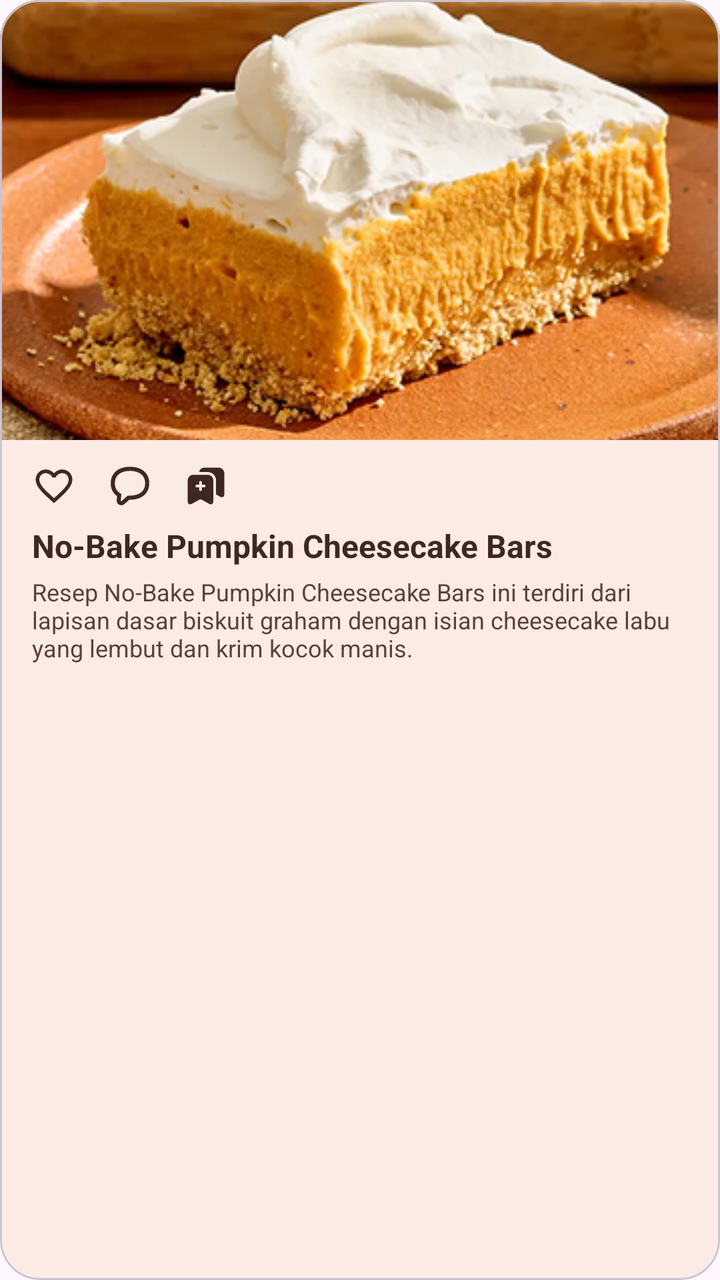
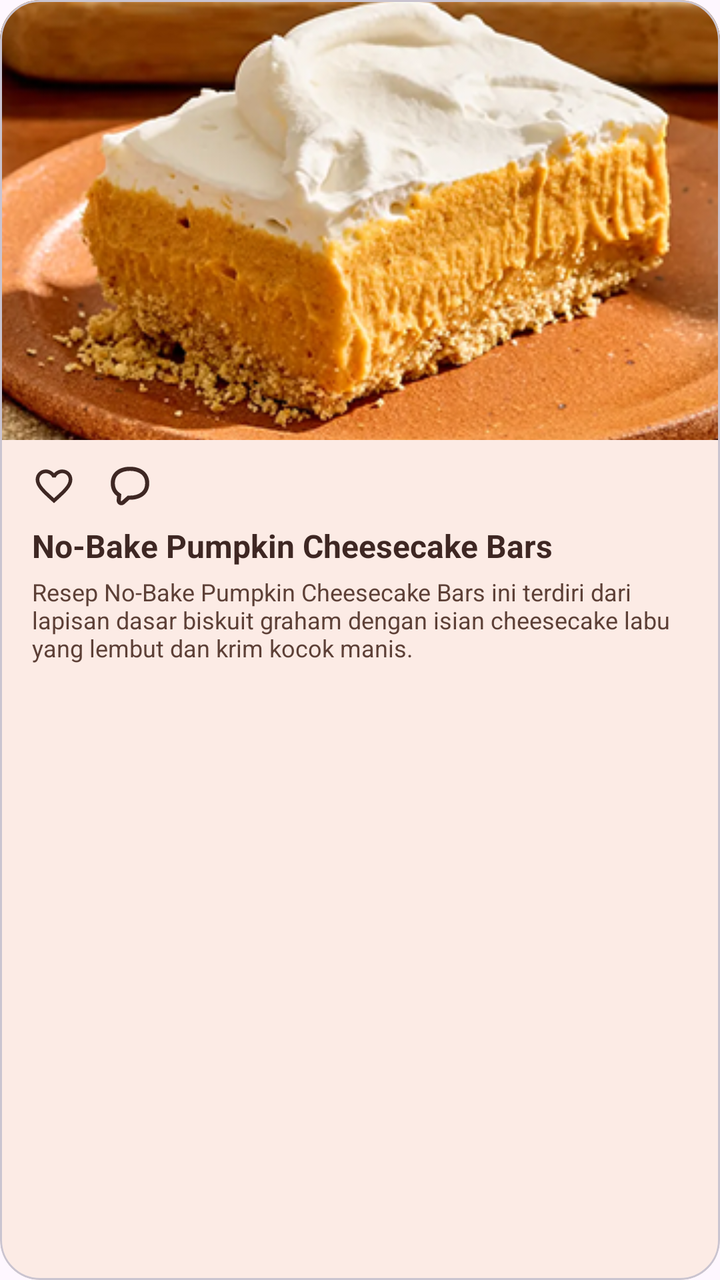

Two renders of the same Android screen: before a commit and after it. Below are the layout's source before the change and the commit's diff.
<!-- AndroidManifest.xml: application theme Theme.Bakerys -->
<!-- res/layout/item_jelajah_card.xml -->
<?xml version="1.0" encoding="utf-8"?>
<com.google.android.material.card.MaterialCardView
    xmlns:android="http://schemas.android.com/apk/res/android"
    xmlns:app="http://schemas.android.com/apk/res-auto"
    android:layout_width="match_parent"
    android:layout_height="wrap_content"
    android:layout_marginBottom="16dp"
    app:cardBackgroundColor="#FCEBE5"
    app:cardCornerRadius="20dp"
    app:cardElevation="0dp">

    <LinearLayout
        android:layout_width="match_parent"
        android:layout_height="wrap_content"
        android:orientation="vertical"
        android:paddingBottom="16dp">

        
        <ImageView
            android:id="@+id/ivJelajahThumb"
            android:layout_width="match_parent"
            android:layout_height="220dp"
            android:contentDescription="Foto Resep"
            android:scaleType="centerCrop"
            android:src="@drawable/no_bake_pumpkin_cheesecake_bars" />

        
        <LinearLayout
            android:layout_width="match_parent"
            android:layout_height="wrap_content"
            android:gravity="center_vertical"
            android:orientation="horizontal"
            android:paddingHorizontal="16dp"
            android:paddingTop="12dp"
            android:paddingBottom="8dp">

            <ImageView
                android:id="@+id/btnLike"
                android:layout_width="22dp"
                android:layout_height="22dp"
                android:layout_marginEnd="16dp"
                android:src="@drawable/ic_heart_outline"
                app:tint="#3E2723"
                android:contentDescription="Suka" />

            <ImageView
                android:id="@+id/btnComment"
                android:layout_width="22dp"
                android:layout_height="22dp"
                android:layout_marginEnd="16dp"
                android:src="@drawable/ic_comment_outline"
                app:tint="#3E2723"
                android:contentDescription="Komentar" />

            <ImageView
                android:id="@+id/btnBookmark"
                android:layout_width="22dp"
                android:layout_height="22dp"
                android:src="@drawable/ic_bookmark_card"
                app:tint="#3E2723"
                android:contentDescription="Simpan" />
        </LinearLayout>

        
        <TextView
            android:id="@+id/tvJelajahTitle"
            android:layout_width="match_parent"
            android:layout_height="wrap_content"
            android:paddingHorizontal="16dp"
            android:text="No-Bake Pumpkin Cheesecake Bars"
            android:textColor="#3E2723"
            android:textSize="16sp"
            android:textStyle="bold" />

        
        <TextView
            android:id="@+id/tvJelajahDesc"
            android:layout_width="match_parent"
            android:layout_height="wrap_content"
            android:layout_marginTop="4dp"
            android:paddingHorizontal="16dp"
            android:text="Resep No-Bake Pumpkin Cheesecake Bars ini terdiri dari lapisan dasar biskuit graham dengan isian cheesecake labu yang lembut dan krim kocok manis."
            android:textColor="#5D4037"
            android:textSize="12sp" />

    </LinearLayout>
</com.google.android.material.card.MaterialCardView>
<!-- resources referenced by this layout -->
<resources>
  <!-- drawable ic_bookmark_card (drawable) -->
  <vector xmlns:android="http://schemas.android.com/apk/res/android"
      android:width="19dp"
      android:height="19dp"
      android:viewportWidth="19"
      android:viewportHeight="19">
    <path
        android:pathData="M17.417,4.045V13.039C17.417,14.187 16.593,14.67 15.588,14.115L14.06,13.26C13.998,13.226 13.946,13.175 13.91,13.114C13.874,13.053 13.855,12.983 13.854,12.912V7.117C13.854,5.106 12.215,3.467 10.205,3.467H6.983C6.69,3.467 6.484,3.159 6.618,2.905C7.03,2.122 7.853,1.583 8.795,1.583H14.955C16.308,1.583 17.417,2.692 17.417,4.045Z"
        android:fillColor="#4C2A2B"/>
    <path
        android:pathData="M10.205,4.654H4.045C3.393,4.656 2.768,4.916 2.307,5.378C1.846,5.839 1.585,6.464 1.583,7.116V16.11C1.583,17.257 2.407,17.74 3.412,17.186L6.523,15.453C6.856,15.27 7.394,15.27 7.727,15.453L10.838,17.186C11.843,17.74 12.667,17.257 12.667,16.11V7.116C12.667,5.763 11.558,4.654 10.205,4.654ZM8.708,10.093H7.719V11.083C7.719,11.407 7.45,11.676 7.125,11.676C6.8,11.676 6.531,11.407 6.531,11.083V10.093H5.542C5.217,10.093 4.948,9.824 4.948,9.499C4.948,9.175 5.217,8.905 5.542,8.905H6.531V7.916C6.531,7.591 6.8,7.322 7.125,7.322C7.45,7.322 7.719,7.591 7.719,7.916V8.905H8.708C9.033,8.905 9.302,9.175 9.302,9.499C9.302,9.824 9.033,10.093 8.708,10.093Z"
        android:fillColor="#4C2A2B"/>
  </vector>
  <!-- drawable ic_comment_outline (drawable) -->
  <vector xmlns:android="http://schemas.android.com/apk/res/android"
      android:width="19dp"
      android:height="19dp"
      android:viewportWidth="19"
      android:viewportHeight="19">
    <path
        android:pathData="M5.751,12.996L5.521,15.769C5.516,15.817 5.527,15.866 5.551,15.908C5.574,15.95 5.61,15.985 5.653,16.006C5.697,16.028 5.746,16.036 5.794,16.03C5.842,16.024 5.887,16.003 5.923,15.971L8.548,13.638L9.247,13.654L9.5,13.656C11.513,13.656 13.166,13.134 14.274,12.259C15.331,11.425 16.031,10.169 16.031,8.313C16.031,6.456 15.331,5.201 14.274,4.366C13.166,3.491 11.513,2.969 9.5,2.969C7.487,2.969 5.834,3.491 4.726,4.366C3.669,5.201 2.969,6.456 2.969,8.313C2.969,10.269 3.748,11.569 4.926,12.407L5.751,12.996ZM7.106,17.301L9.208,15.434C9.304,15.436 9.401,15.438 9.5,15.438C14.091,15.438 17.813,13.063 17.813,8.313C17.813,3.563 14.091,1.188 9.5,1.188C4.909,1.188 1.188,3.563 1.188,8.313C1.188,10.826 2.23,12.675 3.891,13.858L3.745,15.62C3.712,16.023 3.8,16.427 3.998,16.78C4.196,17.132 4.495,17.417 4.857,17.598C5.219,17.779 5.626,17.847 6.027,17.794C6.428,17.741 6.804,17.569 7.106,17.301Z"
        android:fillColor="#4C2A2B"
        android:fillType="evenOdd"/>
  </vector>
  <!-- drawable ic_heart_outline (drawable) -->
  <vector xmlns:android="http://schemas.android.com/apk/res/android" android:height="24dp" android:tint="#000000" android:viewportHeight="24" android:viewportWidth="24" android:width="24dp">
        
      <path android:fillColor="@android:color/white" android:pathData="M16.5,3c-1.74,0 -3.41,0.81 -4.5,2.09C10.91,3.81 9.24,3 7.5,3 4.42,3 2,5.42 2,8.5c0,3.78 3.4,6.86 8.55,11.54L12,21.35l1.45,-1.32C18.6,15.36 22,12.28 22,8.5 22,5.42 19.58,3 16.5,3zM12.1,18.55l-0.1,0.1 -0.1,-0.1C7.14,14.24 4,11.39 4,8.5 4,6.5 5.5,5 7.5,5c1.54,0 3.04,0.99 3.57,2.36h1.87C13.46,5.99 14.96,5 16.5,5c2,0 3.5,1.5 3.5,3.5 0,2.89 -3.14,5.74 -7.9,10.05z"/>
      
  </vector>
  <!-- drawable no_bake_pumpkin_cheesecake_bars: png bitmap (drawable, 203952 bytes) -->
  <style name="Theme.Bakerys" parent="Base.Theme.Bakerys" />
  <style name="Base.Theme.Bakerys" parent="Theme.Material3.DayNight.NoActionBar">
          
          
  
          
          <item name="android:statusBarColor">@android:color/transparent</item>
          <item name="android:navigationBarColor">@android:color/transparent</item>
          <item name="android:windowLightStatusBar">true</item>
      </style>
</resources>

<!-- the commit's change to res/layout/item_jelajah_card.xml (unified diff, before → after) -->
@@ -47,18 +47,9 @@
                 android:id="@+id/btnComment"
                 android:layout_width="22dp"
                 android:layout_height="22dp"
-                android:layout_marginEnd="16dp"
                 android:src="@drawable/ic_comment_outline"
                 app:tint="#3E2723"
                 android:contentDescription="Komentar" />
-
-            <ImageView
-                android:id="@+id/btnBookmark"
-                android:layout_width="22dp"
-                android:layout_height="22dp"
-                android:src="@drawable/ic_bookmark_card"
-                app:tint="#3E2723"
-                android:contentDescription="Simpan" />
         </LinearLayout>
 
         
<!-- resource entries referenced after the edit -->
@@ -1,18 +1,5 @@
 <!-- resources referenced by this layout -->
 <resources>
-  <!-- drawable ic_bookmark_card (drawable) -->
-  <vector xmlns:android="http://schemas.android.com/apk/res/android"
-      android:width="19dp"
-      android:height="19dp"
-      android:viewportWidth="19"
-      android:viewportHeight="19">
-    <path
-        android:pathData="M17.417,4.045V13.039C17.417,14.187 16.593,14.67 15.588,14.115L14.06,13.26C13.998,13.226 13.946,13.175 13.91,13.114C13.874,13.053 13.855,12.983 13.854,12.912V7.117C13.854,5.106 12.215,3.467 10.205,3.467H6.983C6.69,3.467 6.484,3.159 6.618,2.905C7.03,2.122 7.853,1.583 8.795,1.583H14.955C16.308,1.583 17.417,2.692 17.417,4.045Z"
-        android:fillColor="#4C2A2B"/>
-    <path
-        android:pathData="M10.205,4.654H4.045C3.393,4.656 2.768,4.916 2.307,5.378C1.846,5.839 1.585,6.464 1.583,7.116V16.11C1.583,17.257 2.407,17.74 3.412,17.186L6.523,15.453C6.856,15.27 7.394,15.27 7.727,15.453L10.838,17.186C11.843,17.74 12.667,17.257 12.667,16.11V7.116C12.667,5.763 11.558,4.654 10.205,4.654ZM8.708,10.093H7.719V11.083C7.719,11.407 7.45,11.676 7.125,11.676C6.8,11.676 6.531,11.407 6.531,11.083V10.093H5.542C5.217,10.093 4.948,9.824 4.948,9.499C4.948,9.175 5.217,8.905 5.542,8.905H6.531V7.916C6.531,7.591 6.8,7.322 7.125,7.322C7.45,7.322 7.719,7.591 7.719,7.916V8.905H8.708C9.033,8.905 9.302,9.175 9.302,9.499C9.302,9.824 9.033,10.093 8.708,10.093Z"
-        android:fillColor="#4C2A2B"/>
-  </vector>
   <!-- drawable ic_comment_outline (drawable) -->
   <vector xmlns:android="http://schemas.android.com/apk/res/android"
       android:width="19dp"
